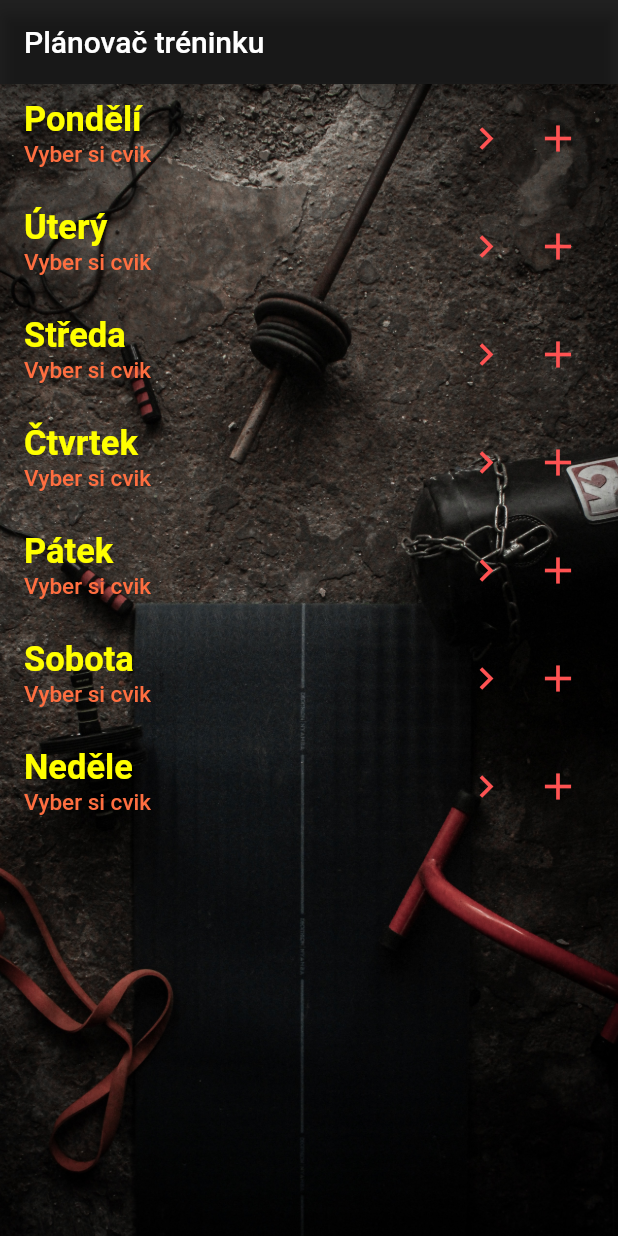
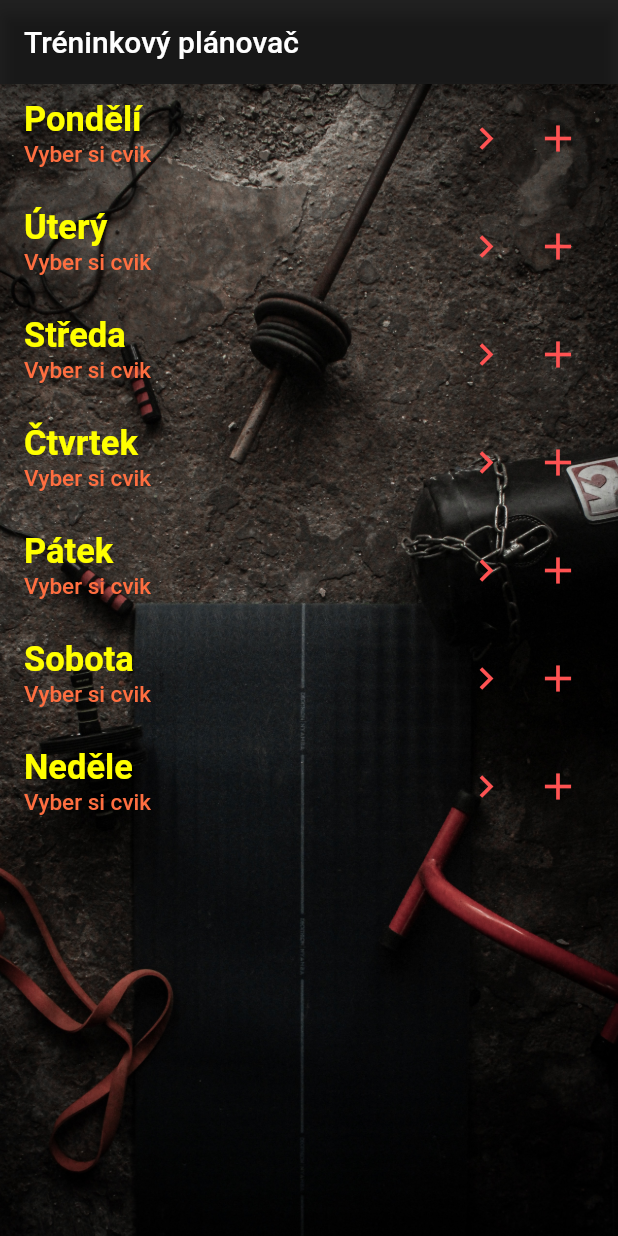
Before and after one commit to luklukass/todo, a Flutter app: the screen it shows after launch, on a phone screen of 412 x 824 dp. Run offline on Flutter 3.47's test engine with Material 2 defaults, Android fonts, the phone set to English and light mode, and no system bars.

```diff
--- a/lib/page/days.dart
+++ b/lib/page/days.dart
@@ -93,7 +93,7 @@ class _TrainingPlannerState extends State<TrainingPlanner> {
     return Scaffold(
       appBar: AppBar(
         backgroundColor:Colors.black87,
-        title: Text('Plánovač tréninku'),
+        title: Text('Tréninkový plánovač'),
       ),
       body: Container(
         decoration: const BoxDecoration(
```
